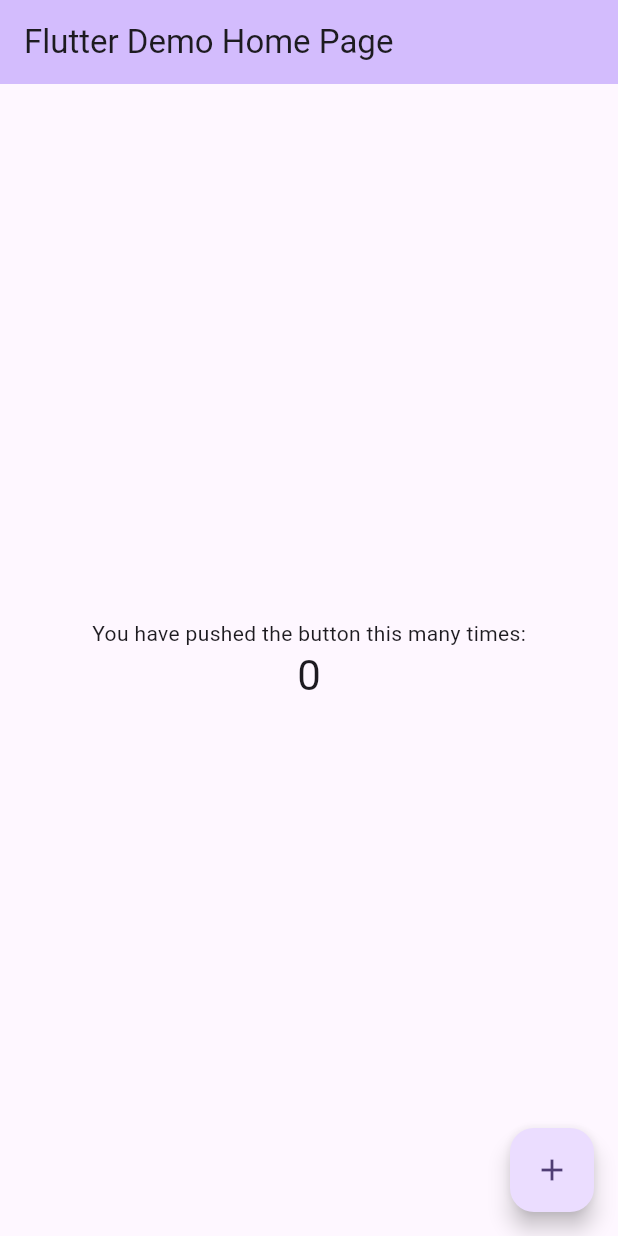
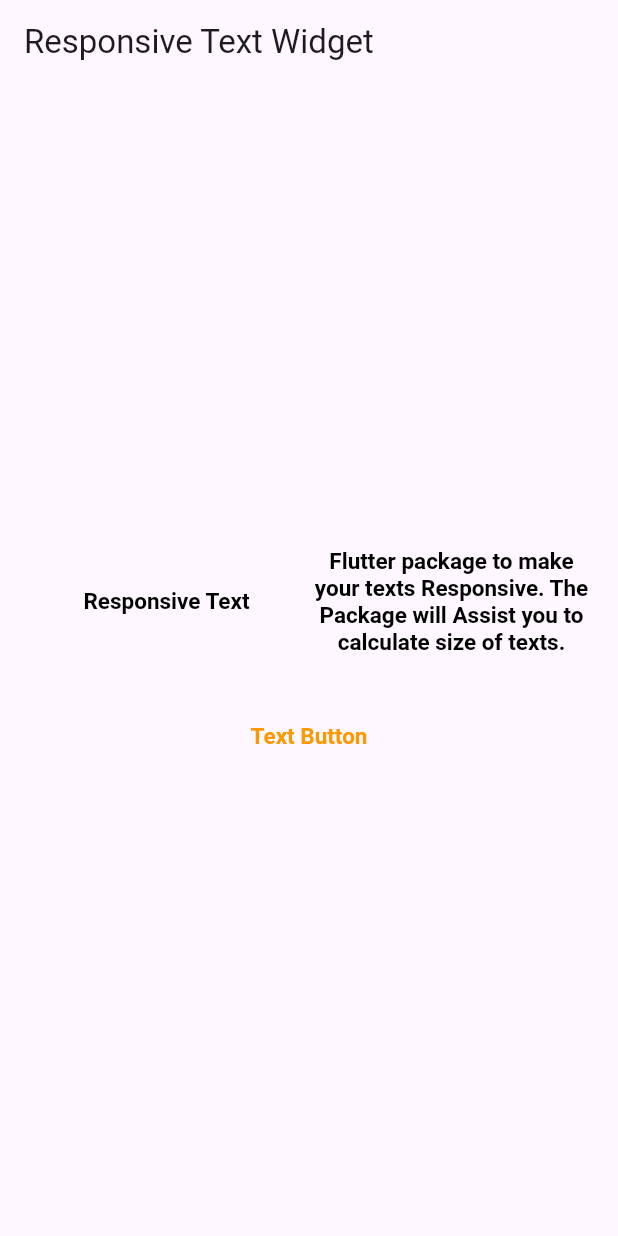
Before and after one commit to hello-addweb/responsive_text, a Flutter app: the screen it shows after launch, on a phone screen of 412 x 824 dp. Run offline on Flutter 3.47's test engine with Material 3 defaults, Android fonts, the phone set to English and light mode, and no system bars; Roboto replaces fonts that are missing (open sans).

Commit message:
-- First Commit

```diff
--- a/example/lib/main.dart
+++ b/example/lib/main.dart
@@ -1,4 +1,5 @@
 import 'package:flutter/material.dart';
+import 'package:responsive_text_widget/responsive_text_widget.dart';
 
 void main() {
   runApp(const MyApp());
@@ -11,115 +12,79 @@ class MyApp extends StatelessWidget {
   @override
   Widget build(BuildContext context) {
     return MaterialApp(
-      title: 'Flutter Demo',
+      title: 'Responsive Text',
       theme: ThemeData(
-        // This is the theme of your application.
-        //
-        // TRY THIS: Try running your application with "flutter run". You'll see
-        // the application has a purple toolbar. Then, without quitting the app,
-        // try changing the seedColor in the colorScheme below to Colors.green
-        // and then invoke "hot reload" (save your changes or press the "hot
-        // reload" button in a Flutter-supported IDE, or press "r" if you used
-        // the command line to start the app).
-        //
-        // Notice that the counter didn't reset back to zero; the application
-        // state is not lost during the reload. To reset the state, use hot
-        // restart instead.
-        //
-        // This works for code too, not just values: Most code changes can be
-        // tested with just a hot reload.
         colorScheme: ColorScheme.fromSeed(seedColor: Colors.deepPurple),
         useMaterial3: true,
       ),
-      home: const MyHomePage(title: 'Flutter Demo Home Page'),
+      home: const MyHomePage(),
     );
   }
 }
 
 class MyHomePage extends StatefulWidget {
-  const MyHomePage({super.key, required this.title});
-
-  // This widget is the home page of your application. It is stateful, meaning
-  // that it has a State object (defined below) that contains fields that affect
-  // how it looks.
-
-  // This class is the configuration for the state. It holds the values (in this
-  // case the title) provided by the parent (in this case the App widget) and
-  // used by the build method of the State. Fields in a Widget subclass are
-  // always marked "final".
-
-  final String title;
+  const MyHomePage({super.key});
 
   @override
   State<MyHomePage> createState() => _MyHomePageState();
 }
 
 class _MyHomePageState extends State<MyHomePage> {
-  int _counter = 0;
-
-  void _incrementCounter() {
-    setState(() {
-      // This call to setState tells the Flutter framework that something has
-      // changed in this State, which causes it to rerun the build method below
-      // so that the display can reflect the updated values. If we changed
-      // _counter without calling setState(), then the build method would not be
-      // called again, and so nothing would appear to happen.
-      _counter++;
-    });
-  }
-
   @override
   Widget build(BuildContext context) {
-    // This method is rerun every time setState is called, for instance as done
-    // by the _incrementCounter method above.
-    //
-    // The Flutter framework has been optimized to make rerunning build methods
-    // fast, so that you can just rebuild anything that needs updating rather
-    // than having to individually change instances of widgets.
     return Scaffold(
       appBar: AppBar(
-        // TRY THIS: Try changing the color here to a specific color (to
-        // Colors.amber, perhaps?) and trigger a hot reload to see the AppBar
-        // change color while the other colors stay the same.
-        backgroundColor: Theme.of(context).colorScheme.inversePrimary,
-        // Here we take the value from the MyHomePage object that was created by
-        // the App.build method, and use it to set our appbar title.
-        title: Text(widget.title),
+        title: const Text("Responsive Text Widget"),
       ),
-      body: Center(
-        // Center is a layout widget. It takes a single child and positions it
-        // in the middle of the parent.
+      body: Padding(
+        padding: const EdgeInsets.all(16),
+        child: Center(
           child: Column(
-          // Column is also a layout widget. It takes a list of children and
-          // arranges them vertically. By default, it sizes itself to fit its
-          // children horizontally, and tries to be as tall as its parent.
-          //
-          // Column has various properties to control how it sizes itself and
-          // how it positions its children. Here we use mainAxisAlignment to
-          // center the children vertically; the main axis here is the vertical
-          // axis because Columns are vertical (the cross axis would be
-          // horizontal).
-          //
-          // TRY THIS: Invoke "debug painting" (choose the "Toggle Debug Paint"
-          // action in the IDE, or press "p" in the console), to see the
-          // wireframe for each widget.
             mainAxisAlignment: MainAxisAlignment.center,
             children: <Widget>[
-            const Text(
-              'You have pushed the button this many times:',
+              const Row(
+                children: [
+                  Expanded(
+                    child: ResponsiveText(
+                      text: "Responsive Text",
+                      style: TextStyle(
+                        color: Colors.black,
+                        fontWeight: FontWeight.bold,
+                        fontSize: 15,
+                        fontFamily: "open sans",
                       ),
-            Text(
-              '$_counter',
-              style: Theme.of(context).textTheme.headlineMedium,
                     ),
+                  ),
+                  Expanded(
+                    child: ResponsiveText(
+                      text:
+                          "Flutter package to make your texts Responsive. The Package will Assist you to calculate size of texts.",
+                      style: TextStyle(
+                        color: Colors.black,
+                        fontWeight: FontWeight.bold,
+                        fontSize: 15,
+                      ),
+                    ),
+                  )
+                ],
+              ),
+              const SizedBox(height: 30),
+              TextButton(
+                child: const ResponsiveText(
+                  text: "Text Button",
+                  textAlign: TextAlign.center,
+                  style: TextStyle(
+                    color: Colors.orange,
+                    fontWeight: FontWeight.bold,
+                    fontSize: 15,
+                  ),
+                ),
+                onPressed: () async {},
+              )
             ],
           ),
         ),
-      floatingActionButton: FloatingActionButton(
-        onPressed: _incrementCounter,
-        tooltip: 'Increment',
-        child: const Icon(Icons.add),
-      ), // This trailing comma makes auto-formatting nicer for build methods.
+      ),
     );
   }
 }
--- a/lib/responsive_text_widget.dart
+++ b/lib/responsive_text_widget.dart
@@ -1,7 +1,68 @@
+/// responsive text widget library class.
 library responsive_text_widget;
 
-/// A Calculator.
-class Calculator {
-  /// Returns [value] plus 1.
-  int addOne(int value) => value + 1;
+import 'package:flutter/material.dart';
+
+/// A Responsive Text Class.
+class ResponsiveText extends StatelessWidget {
+  final String? text;
+  final TextStyle? style;
+  final TextAlign textAlign;
+  final int maxLine;
+  final TextOverflow overflow;
+
+  const ResponsiveText({
+    Key? key,
+    required this.text,
+    this.style = const TextStyle(color: Colors.black),
+    this.textAlign = TextAlign.center,
+    this.maxLine = 100,
+    this.overflow = TextOverflow.visible,
+  }) : super(key: key);
+
+  @override
+  Widget build(BuildContext context) {
+    return RichText(
+      text: TextSpan(
+        text: text,
+        style: style,
+      ),
+      maxLines: maxLine,
+      overflow: overflow,
+      textAlign: textAlign,
+    );
+  }
 }
+
+/// Calculates the font size to fit the available space.
+///
+/// This method calculates and returns the adjusted font size based on the
+/// [TextPainter] measurements and the maximum available space for both width
+/// and height.
+/*
+double calculateFontSizeToFit(
+    TextPainter textPainter,
+    double maxWidth,
+    double maxHeight,
+    double currentFontSize,
+    ) {
+  final double scaleFactor2 = currentFontSize / textPainter.width;
+  if (textPainter.width > maxWidth) {
+    currentFontSize = maxWidth * scaleFactor2;
+  }
+
+  final TextPainter textPainter2 = TextPainter(
+    text: TextSpan(
+      text: child.data,
+      style: child.style?.copyWith(fontSize: currentFontSize),
+    ),
+    textDirection: TextDirection.ltr,
+    maxLines: child.maxLines ?? 1,
+  );
+  textPainter2.layout(maxWidth: double.maxFinite);
+
+  if (textPainter2.height > maxHeight) {
+    final double scaleFactor = currentFontSize / textPainter.height;
+    currentFontSize = maxHeight * scaleFactor;
+  }
+*/
```
Also changed, not shown: 2 other files. Lines whose indentation alone changed are shown as unchanged.
